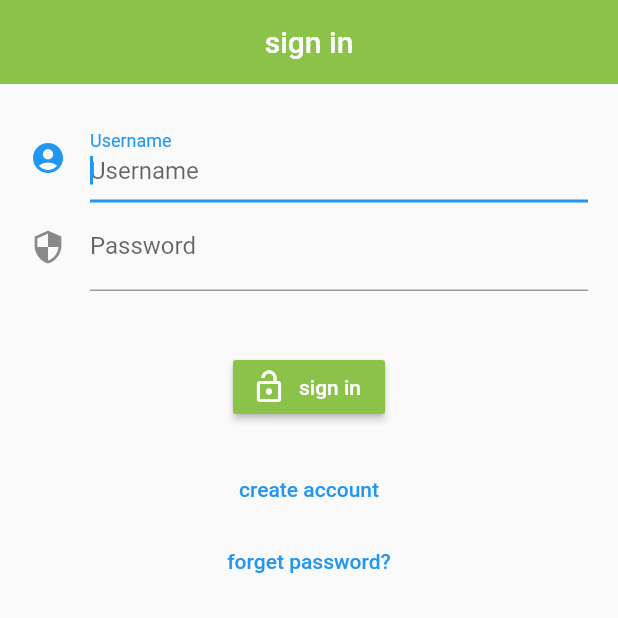
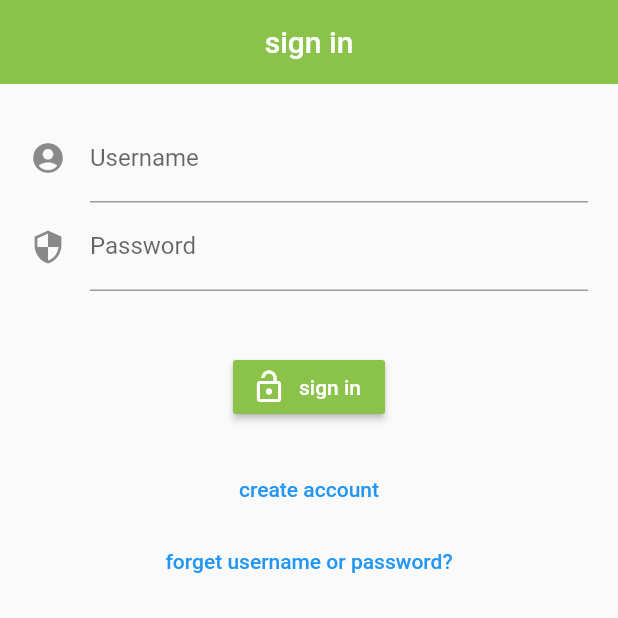
Before and after one commit to Nkoyama/CarOwnerConnect, a Flutter app: the screen it shows after launch, on a phone screen of 412 x 824 dp, the top half of it. Run offline on Flutter 3.47's test engine with Material 2 defaults, Android fonts, the phone set to English and light mode, and no system bars.

Commit message:
forget password? -> forget username or password?

```diff
--- a/car_owner_connect/lib/main.dart
+++ b/car_owner_connect/lib/main.dart
@@ -45,7 +45,7 @@ class _State extends State<MyApp> {
                     icon: Icon(Icons.account_circle),
                   ),
                   autocorrect: false,
-                  autofocus: true,
+                  autofocus: false,
                   keyboardType: TextInputType.text,
                 ),
 
@@ -93,10 +93,10 @@ class _State extends State<MyApp> {
           // forget password button
           Container(
             child: FlatButton(
-              child: Text("forget password?"),
               onPressed: () {},
               textColor: Colors.blue,
               padding: EdgeInsets.only(left:20.0, right:20.0),
+              child: Text("forget username or password?"),
             ),
           ),
         ],
```
